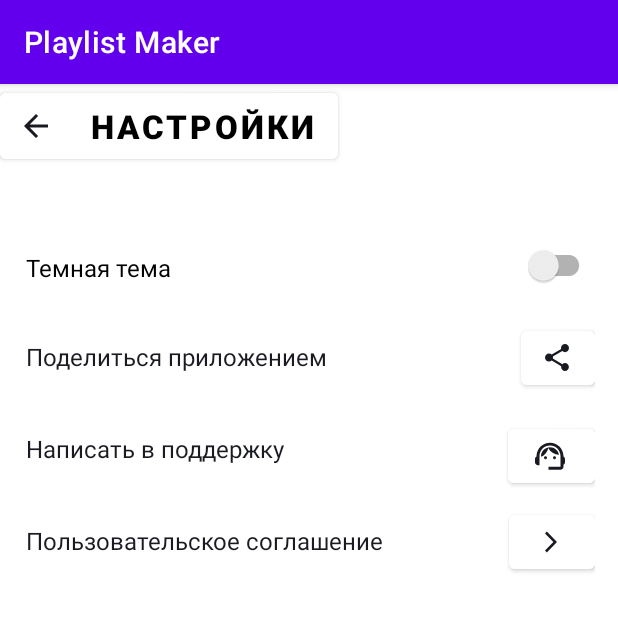
After one commit to PavelRomashin/Playlist, an Android app: the SettingsActivity screen opened directly, with no data from a screen before it, on a phone screen of 412 x 824 dp, the top half of it. The commit adds this screen. Run offline under Robolectric (Android 15) with nearby library versions, the phone set to English and light mode, and no system bars.

Commit message:
Перезалив проекта 2

```diff
--- /dev/null
+++ b/app/src/main/java/com/example/playlistmaker/SettingsActivity.kt
@@ -0,0 +1,11 @@
+package com.example.playlistmaker
+
+import android.os.Bundle
+import androidx.appcompat.app.AppCompatActivity
+
+class SettingsActivity : AppCompatActivity() {
+    override fun onCreate(savedInstanceState: Bundle?) {
+        super.onCreate(savedInstanceState)
+        setContentView(R.layout.activity_settings)
+    }
+}
--- /dev/null
+++ b/app/src/main/res/drawable/share.xml
@@ -0,0 +1,9 @@
+<vector xmlns:android="http://schemas.android.com/apk/res/android"
+    android:width="16dp"
+    android:height="18dp"
+    android:viewportWidth="16"
+    android:viewportHeight="18">
+  <path
+      android:pathData="M13.333,12.723C12.658,12.723 12.053,12.994 11.591,13.419L5.253,9.669C5.298,9.461 5.333,9.253 5.333,9.036C5.333,8.819 5.298,8.611 5.253,8.404L11.52,4.69C12,5.142 12.631,5.422 13.333,5.422C14.809,5.422 16,4.211 16,2.711C16,1.211 14.809,0 13.333,0C11.858,0 10.667,1.211 10.667,2.711C10.667,2.928 10.702,3.136 10.747,3.343L4.48,7.057C4,6.605 3.369,6.325 2.667,6.325C1.191,6.325 0,7.536 0,9.036C0,10.536 1.191,11.747 2.667,11.747C3.369,11.747 4,11.467 4.48,11.015L10.809,14.774C10.764,14.964 10.738,15.163 10.738,15.361C10.738,16.816 11.902,18 13.333,18C14.764,18 15.929,16.816 15.929,15.361C15.929,13.907 14.764,12.723 13.333,12.723Z"
+      android:fillColor="#AEAFB4"/>
+</vector>
--- /dev/null
+++ b/app/src/main/res/drawable/support.xml
@@ -0,0 +1,18 @@
+<vector xmlns:android="http://schemas.android.com/apk/res/android"
+    android:width="24dp"
+    android:height="24dp"
+    android:viewportWidth="24"
+    android:viewportHeight="24">
+  <path
+      android:pathData="M21,12.32C21,6.83 16.74,3.1 12,3.1C7.31,3.1 3,6.75 3,12.38C2.4,12.72 2,13.36 2,14.1V16.1C2,17.2 2.9,18.1 4,18.1H5V12C5,8.13 8.13,5 12,5C15.87,5 19,8.13 19,12V19.1H11V21.1H19C20.1,21.1 21,20.2 21,19.1V17.88C21.59,17.57 22,16.96 22,16.24V13.94C22,13.24 21.59,12.63 21,12.32Z"
+      android:fillColor="#AEAFB4"/>
+  <path
+      android:pathData="M9,14.1C9.552,14.1 10,13.652 10,13.1C10,12.548 9.552,12.1 9,12.1C8.448,12.1 8,12.548 8,13.1C8,13.652 8.448,14.1 9,14.1Z"
+      android:fillColor="#AEAFB4"/>
+  <path
+      android:pathData="M15,14.1C15.552,14.1 16,13.652 16,13.1C16,12.548 15.552,12.1 15,12.1C14.448,12.1 14,12.548 14,13.1C14,13.652 14.448,14.1 15,14.1Z"
+      android:fillColor="#AEAFB4"/>
+  <path
+      android:pathData="M18,11.13C17.52,8.28 15.04,6.1 12.05,6.1C9.02,6.1 5.76,8.61 6.02,12.55C8.49,11.54 10.35,9.34 10.88,6.66C12.19,9.29 14.88,11.1 18,11.13Z"
+      android:fillColor="#AEAFB4"/>
+</vector>
--- /dev/null
+++ b/app/src/main/res/drawable/user_agreement.xml
@@ -0,0 +1,9 @@
+<vector xmlns:android="http://schemas.android.com/apk/res/android"
+    android:width="24dp"
+    android:height="24dp"
+    android:viewportWidth="24"
+    android:viewportHeight="24">
+  <path
+      android:pathData="M8,17.749L9.213,19L16,12L9.213,5L8,6.252L13.573,12L8,17.749Z"
+      android:fillColor="#AEAFB4"/>
+</vector>
--- /dev/null
+++ b/app/src/main/res/layout/activity_settings.xml
@@ -0,0 +1,130 @@
+<?xml version="1.0" encoding="utf-8"?>
+
+<LinearLayout xmlns:android="http://schemas.android.com/apk/res/android"
+    xmlns:app="http://schemas.android.com/apk/res-auto"
+    xmlns:tools="http://schemas.android.com/tools"
+    android:layout_width="match_parent"
+    android:layout_height="match_parent"
+    android:background="@color/white"
+    android:orientation="vertical"
+    tools:context=".SettingsActivity">
+
+
+    <Button
+        android:layout_width="wrap_content"
+        android:layout_height="56dp"
+        android:backgroundTint="@color/white"
+        android:minWidth="0dp"
+        android:text="@string/settings"
+        android:textColor="@color/black"
+        android:textSize="22sp"
+        android:textStyle="bold"
+        app:icon="@drawable/arrow_back"
+        app:iconGravity="start"
+        app:iconPadding="28dp"
+        app:iconTint="@color/buttonTextColor" />
+
+
+    <LinearLayout
+        android:layout_width="match_parent"
+        android:layout_height="0dp"
+        android:layout_weight="1"
+        android:orientation="vertical"
+        android:paddingVertical="34dp"
+        android:paddingStart="17dp"
+        android:paddingEnd="15dp"
+        android:paddingBottom="28dp">
+
+        <androidx.appcompat.widget.SwitchCompat
+            android:layout_width="match_parent"
+            android:layout_height="61dp"
+            android:paddingTop="21dp"
+            android:paddingBottom="21dp"
+            android:text="@string/blackTheme"
+            android:textColor="@color/black"
+            android:textSize="16sp" />
+
+        <LinearLayout
+            android:layout_width="match_parent"
+            android:layout_height="61dp"
+            android:backgroundTint="@color/white"
+            android:orientation="horizontal">
+
+            <TextView
+                android:layout_width="wrap_content"
+                android:layout_height="match_parent"
+                android:layout_weight="99"
+                android:gravity="center_vertical"
+                android:text="@string/share"
+                android:textColor="@color/buttonTextColor"
+                android:textSize="16sp" />
+
+            <Button
+                android:layout_width="wrap_content"
+                android:layout_height="wrap_content"
+                android:layout_weight="1"
+                android:backgroundTint="@color/white"
+                android:minWidth="0dp"
+                app:icon="@drawable/share"
+                app:iconPadding="0dp"
+                app:iconTint="@color/buttonTextColor" />
+        </LinearLayout>
+
+        <LinearLayout
+            android:layout_width="match_parent"
+            android:layout_height="61dp"
+            android:backgroundTint="@color/white"
+            android:orientation="horizontal">
+
+            <TextView
+                android:layout_width="wrap_content"
+                android:layout_height="match_parent"
+                android:layout_weight="99"
+
+                android:gravity="center_vertical"
+                android:text="@string/support"
+                android:textColor="@color/buttonTextColor"
+                android:textSize="16sp" />
+
+            <Button
+                android:layout_width="wrap_content"
+                android:layout_height="wrap_content"
+                android:layout_weight="1"
+                android:backgroundTint="@color/white"
+                android:gravity="end"
+
+                android:minWidth="0dp"
+                app:icon="@drawable/support"
+                app:iconPadding="0dp"
+                app:iconTint="@color/buttonTextColor" />
+        </LinearLayout>
+
+        <LinearLayout
+            android:layout_width="match_parent"
+            android:layout_height="61dp"
+            android:backgroundTint="@color/white"
+            android:orientation="horizontal">
+
+            <TextView
+                android:layout_width="wrap_content"
+                android:layout_height="match_parent"
+                android:layout_weight="99"
+
+                android:gravity="center_vertical"
+                android:text="@string/userAgreement"
+                android:textColor="@color/buttonTextColor"
+                android:textSize="16sp" />
+
+            <Button
+                android:layout_width="wrap_content"
+                android:layout_height="wrap_content"
+                android:layout_weight="1"
+                android:backgroundTint="@color/white"
+                android:minWidth="0dp"
+                app:icon="@drawable/user_agreement"
+                app:iconPadding="0dp"
+                app:iconTint="@color/buttonTextColor" />
+        </LinearLayout>
+
+    </LinearLayout>
+</LinearLayout>
```
Also changed, not shown: app/src/main/java/com/example/playlistmaker/LibraryActivity.kt (added, +11 -0 lines), app/src/main/java/com/example/playlistmaker/MainActivity.kt (+42 -0 lines), app/src/main/java/com/example/playlistmaker/SearchActivity.kt (added, +11 -0 lines), app/src/main/res/drawable/library.xml (added, +9 -0 lines), app/src/main/res/drawable/search.xml (added, +9 -0 lines), app/src/main/res/drawable/settings.xml (added, +9 -0 lines), app/src/main/res/layout/activity_library.xml (added, +8 -0 lines), app/src/main/res/layout/activity_search.xml (added, +8 -0 lines).
